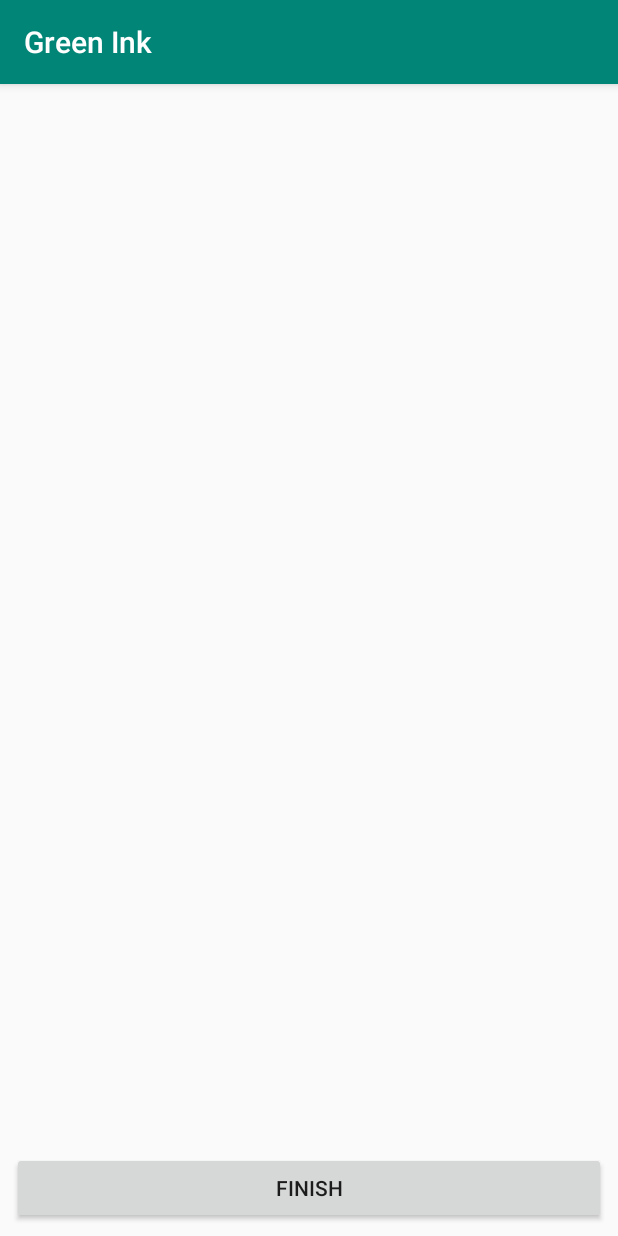
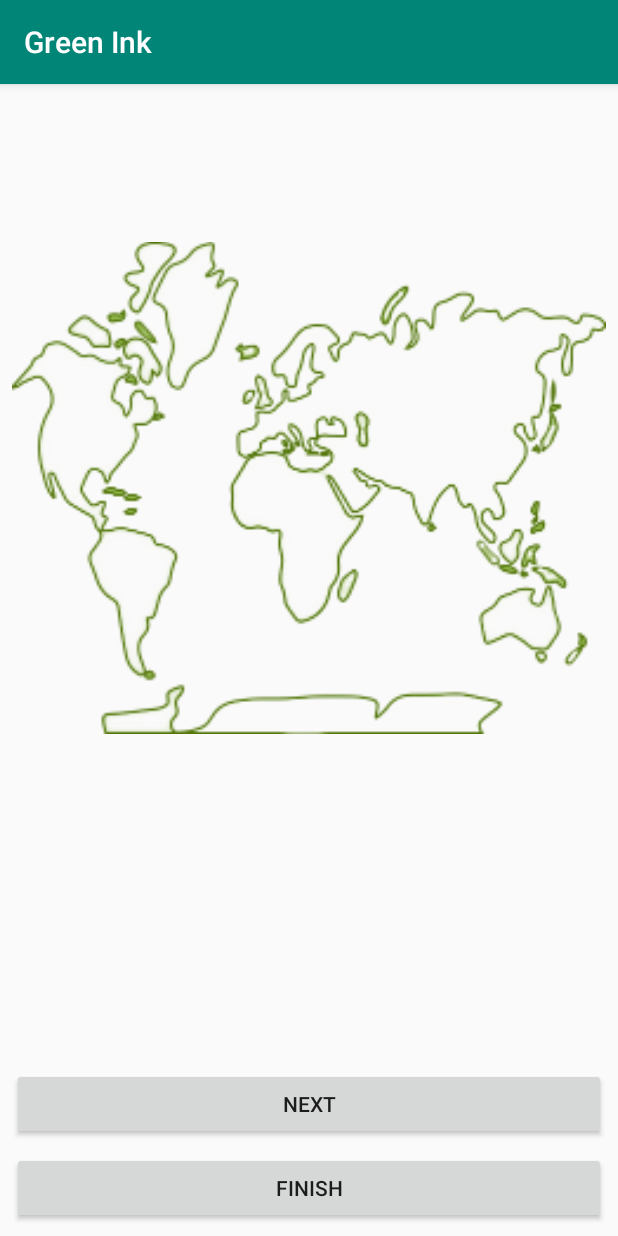
Before and after one commit to cfm155/Green-Ink, an Android app: the TutorialActivity screen opened directly, with no data from a screen before it, on a phone screen of 412 x 824 dp. Run offline under Robolectric (Android 15) with nearby library versions, the light colour scheme and no system bars.

Commit message:
Map Color Change

```diff
--- a/app/src/main/java/com/example/cartermccall/greenink/TutorialActivity.java
+++ b/app/src/main/java/com/example/cartermccall/greenink/TutorialActivity.java
@@ -1,20 +1,36 @@
 package com.example.cartermccall.greenink;
 
+import android.animation.ObjectAnimator;
+import android.animation.ValueAnimator;
 import android.content.Intent;
+import android.graphics.Color;
+import android.graphics.PorterDuff;
 import android.os.Bundle;
 import android.support.v7.app.AppCompatActivity;
 import android.view.View;
 import android.widget.Button;
+import android.widget.ImageView;
 
 public class TutorialActivity extends AppCompatActivity {
 
+    private Button nextButton;
     private Button finishButton;
+    private ImageView map;
+    private int alpha, red, orange, green;
+    private float color = 0;
+
 
     @Override
     protected void onCreate(Bundle savedInstanceState) {
         super.onCreate(savedInstanceState);
         setContentView(R.layout.activity_tutorial);
+        red = getRed();
+        orange = getOrange();
+        green = getGreen();
 
+
+        map = (ImageView) findViewById(R.id.imageView);
+        map.setColorFilter(adjustAlpha(green,(float).7), PorterDuff.Mode.SRC_ATOP);
         finishButton = (Button) findViewById(R.id.finish_button);
         finishButton.setOnClickListener(new View.OnClickListener() {
             @Override
@@ -22,6 +38,65 @@ public class TutorialActivity extends AppCompatActivity {
                 finish();
             }
         });
+        nextButton = (Button) findViewById(R.id.next_button);
+        nextButton.setOnClickListener(new View.OnClickListener() {
+            @Override
+            public void onClick(View v) {
+                color = (float)((color + .25) % 3);
+                if(color < 1){
+                    alpha = adjustAlpha(green,(float).7);
+                }
+                else if(color < 2){
+                    alpha = adjustAlpha(orange, (float)(color - .5)/2);
+                }
+                else if(color < 3){
+                    alpha = adjustAlpha(red, (float)(color - 1.5)/2);
+                }
+                map.setColorFilter(alpha, PorterDuff.Mode.SRC_ATOP);
+            }
+        });
 
     }
+
+    public void animateImageView(final ImageView v) {
+
+        final ValueAnimator colorAnim = ObjectAnimator.ofFloat(0f, 1f);
+        colorAnim.addUpdateListener(new ValueAnimator.AnimatorUpdateListener() {
+            @Override
+            public void onAnimationUpdate(ValueAnimator animation) {
+                float mul = (Float) animation.getAnimatedValue();
+                int alphaRed = adjustAlpha(red, mul);
+                v.setColorFilter(alphaRed, PorterDuff.Mode.SRC_ATOP);
+                if (mul == 0.0) {
+                    v.setColorFilter(null);
+                }
+            }
+        });
+
+        colorAnim.setDuration(1500);
+        colorAnim.setRepeatMode(ValueAnimator.REVERSE);
+        colorAnim.setRepeatCount(-1);
+        colorAnim.start();
+
+    }
+
+    public int getRed(){
+        return getResources().getColor(android.R.color.holo_red_dark);
+    }
+
+    public int getOrange(){
+        return getResources().getColor(android.R.color.holo_orange_dark);
+    }
+
+    public int getGreen(){
+        return getResources().getColor(android.R.color.holo_green_dark);
+    }
+
+    public int adjustAlpha(int color, float factor) {
+        int alpha = Math.round(Color.alpha(color) * factor);
+        int red = Color.red(color);
+        int green = Color.green(color);
+        int blue = Color.blue(color);
+        return Color.argb(alpha, red, green, blue);
+    }
 }
--- a/app/src/main/res/layout/activity_tutorial.xml
+++ b/app/src/main/res/layout/activity_tutorial.xml
@@ -19,4 +19,35 @@
         app:layout_constraintBottom_toBottomOf="parent"
         app:layout_constraintEnd_toEndOf="parent"
         app:layout_constraintStart_toStartOf="parent" />
+
+    <ImageView
+        android:id="@+id/imageView"
+        android:layout_width="0dp"
+        android:layout_height="0dp"
+        android:layout_marginStart="8dp"
+        android:layout_marginLeft="8dp"
+        android:layout_marginTop="8dp"
+        android:layout_marginEnd="8dp"
+        android:layout_marginRight="8dp"
+        android:layout_marginBottom="125dp"
+        app:layout_constraintBottom_toTopOf="@+id/next_button"
+        app:layout_constraintEnd_toEndOf="parent"
+        app:layout_constraintStart_toStartOf="parent"
+        app:layout_constraintTop_toTopOf="parent"
+        app:srcCompat="@drawable/map" />
+
+    <Button
+        android:id="@+id/next_button"
+        android:layout_width="0dp"
+        android:layout_height="wrap_content"
+        android:layout_marginStart="8dp"
+        android:layout_marginLeft="8dp"
+        android:layout_marginEnd="8dp"
+        android:layout_marginRight="8dp"
+        android:layout_marginBottom="8dp"
+        android:text="Next"
+        app:layout_constraintBottom_toTopOf="@+id/finish_button"
+        app:layout_constraintEnd_toEndOf="parent"
+        app:layout_constraintStart_toStartOf="parent" />
+
 </android.support.constraint.ConstraintLayout>
--- a/app/src/main/res/values/colors.xml
+++ b/app/src/main/res/values/colors.xml
@@ -2,5 +2,5 @@
 <resources>
     <color name="colorPrimary">#008577</color>
     <color name="colorPrimaryDark">#00574B</color>
-    <color name="colorAccent">#D81B60</color>
+    <color name="colorAccent">#1b76d8</color>
 </resources>
```
Also changed, not shown: app/src/main/res/drawable-xxhdpi/map.png (added).
